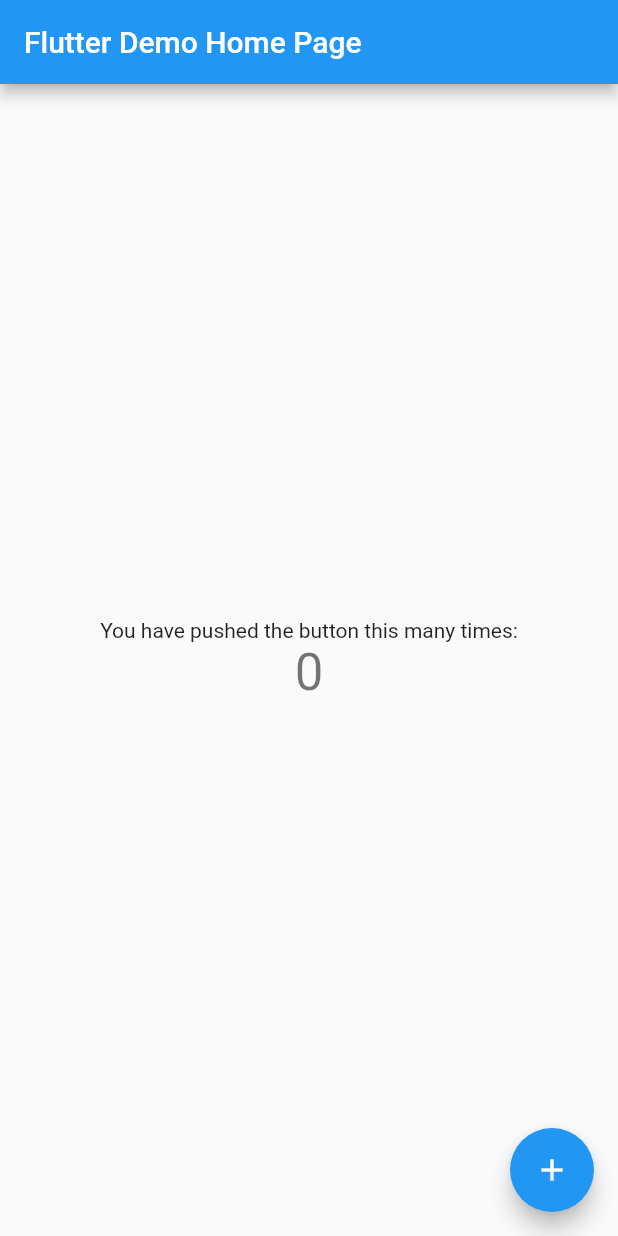
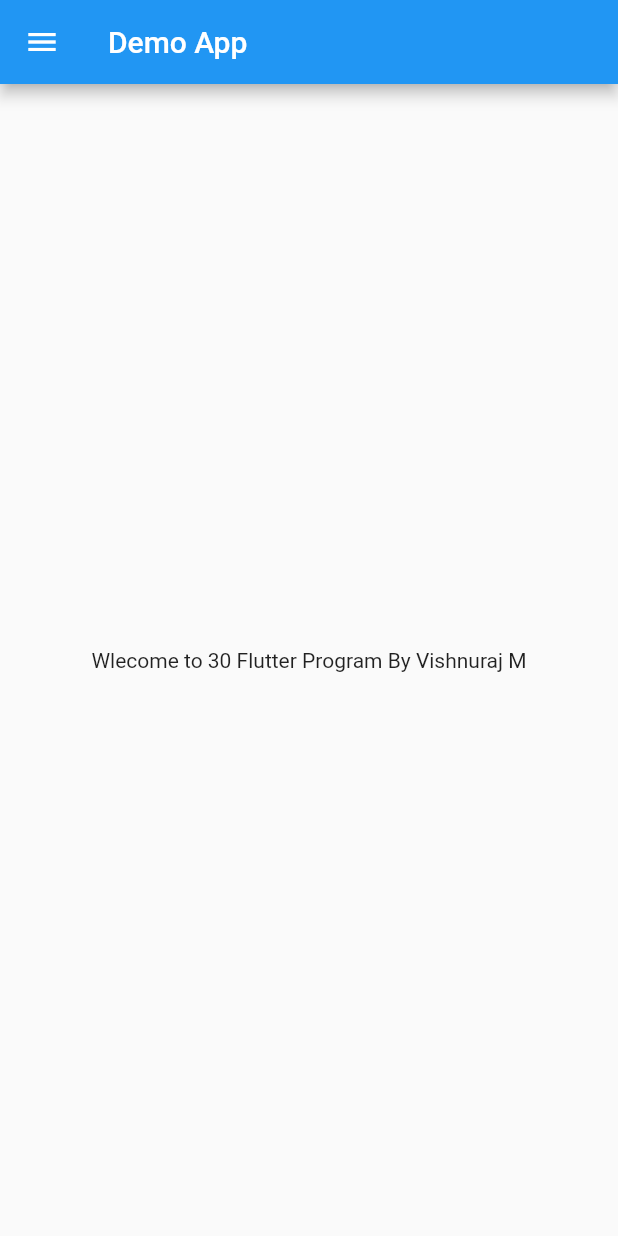
Before and after one commit to vishnuraj-m/Flutter-30Days-Hindi, a Flutter app: the screen it shows after launch, on a phone screen of 412 x 824 dp. Run offline on Flutter 3.47's test engine with Material 2 defaults, Android fonts, the light colour scheme and no system bars.

Commit message:
Day 2 Completed

```diff
--- /dev/null
+++ b/lib/home_page.dart
@@ -0,0 +1,21 @@
+import 'package:flutter/material.dart';
+
+// ignore: must_be_immutable
+class HomePage extends StatelessWidget {
+  HomePage({Key? key}) : super(key: key);
+  int days = 30;
+  String name = 'Vishnuraj M';
+
+  @override
+  Widget build(BuildContext context) {
+    return Scaffold(
+      appBar: AppBar(
+        title: const Text('Demo App'),
+      ),
+      body: Center(
+        child: Text('Wlecome to $days Flutter Program By $name'),
+      ),
+      drawer: const Drawer(),
+    );
+  }
+}
--- a/lib/main.dart
+++ b/lib/main.dart
@@ -1,4 +1,6 @@
 import 'package:flutter/material.dart';
+
+import 'home_page.dart';
 
 void main() {
   runApp(const MyApp());
@@ -7,109 +9,15 @@
 class MyApp extends StatelessWidget {
   const MyApp({Key? key}) : super(key: key);
 
-  // This widget is the root of your application.
   @override
   Widget build(BuildContext context) {
     return MaterialApp(
+      debugShowCheckedModeBanner: false,
       title: 'Flutter Demo',
       theme: ThemeData(
-        // This is the theme of your application.
-        //
-        // Try running your application with "flutter run". You'll see the
-        // application has a blue toolbar. Then, without quitting the app, try
-        // changing the primarySwatch below to Colors.green and then invoke
-        // "hot reload" (press "r" in the console where you ran "flutter run",
-        // or simply save your changes to "hot reload" in a Flutter IDE).
-        // Notice that the counter didn't reset back to zero; the application
-        // is not restarted.
         primarySwatch: Colors.blue,
       ),
-      home: const MyHomePage(title: 'Flutter Demo Home Page'),
+      home: HomePage(),
     );
   }
 }
-
-class MyHomePage extends StatefulWidget {
-  const MyHomePage({Key? key, required this.title}) : super(key: key);
-
-  // This widget is the home page of your application. It is stateful, meaning
-  // that it has a State object (defined below) that contains fields that affect
-  // how it looks.
-
-  // This class is the configuration for the state. It holds the values (in this
-  // case the title) provided by the parent (in this case the App widget) and
-  // used by the build method of the State. Fields in a Widget subclass are
-  // always marked "final".
-
-  final String title;
-
-  @override
-  State<MyHomePage> createState() => _MyHomePageState();
-}
-
-class _MyHomePageState extends State<MyHomePage> {
-  int _counter = 0;
-
-  void _incrementCounter() {
-    setState(() {
-      // This call to setState tells the Flutter framework that something has
-      // changed in this State, which causes it to rerun the build method below
-      // so that the display can reflect the updated values. If we changed
-      // _counter without calling setState(), then the build method would not be
-      // called again, and so nothing would appear to happen.
-      _counter++;
-    });
-  }
-
-  @override
-  Widget build(BuildContext context) {
-    // This method is rerun every time setState is called, for instance as done
-    // by the _incrementCounter method above.
-    //
-    // The Flutter framework has been optimized to make rerunning build methods
-    // fast, so that you can just rebuild anything that needs updating rather
-    // than having to individually change instances of widgets.
-    return Scaffold(
-      appBar: AppBar(
-        // Here we take the value from the MyHomePage object that was created by
-        // the App.build method, and use it to set our appbar title.
-        title: Text(widget.title),
-      ),
-      body: Center(
-        // Center is a layout widget. It takes a single child and positions it
-        // in the middle of the parent.
-        child: Column(
-          // Column is also a layout widget. It takes a list of children and
-          // arranges them vertically. By default, it sizes itself to fit its
-          // children horizontally, and tries to be as tall as its parent.
-          //
-          // Invoke "debug painting" (press "p" in the console, choose the
-          // "Toggle Debug Paint" action from the Flutter Inspector in Android
-          // Studio, or the "Toggle Debug Paint" command in Visual Studio Code)
-          // to see the wireframe for each widget.
-          //
-          // Column has various properties to control how it sizes itself and
-          // how it positions its children. Here we use mainAxisAlignment to
-          // center the children vertically; the main axis here is the vertical
-          // axis because Columns are vertical (the cross axis would be
-          // horizontal).
-          mainAxisAlignment: MainAxisAlignment.center,
-          children: <Widget>[
-            const Text(
-              'You have pushed the button this many times:',
-            ),
-            Text(
-              '$_counter',
-              style: Theme.of(context).textTheme.headline4,
-            ),
-          ],
-        ),
-      ),
-      floatingActionButton: FloatingActionButton(
-        onPressed: _incrementCounter,
-        tooltip: 'Increment',
-        child: const Icon(Icons.add),
-      ), // This trailing comma makes auto-formatting nicer for build methods.
-    );
-  }
-}
```
Also changed, not shown: 1 other file.
